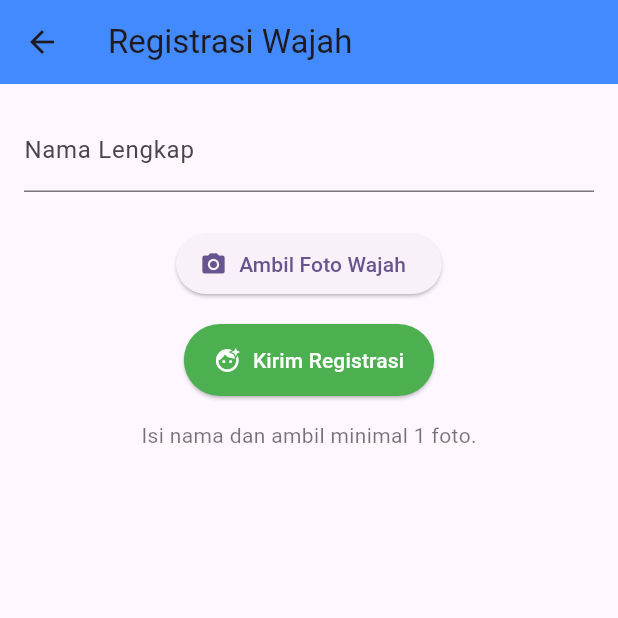
After one commit to loyz20/flutter_app, a Flutter app: the FaceRegisterPage screen opened directly, after a tap on "Kirim Registrasi", on a phone screen of 412 x 824 dp, the top half of it. The commit adds this screen. Run offline on Flutter 3.47's test engine with Material 3 defaults, Android fonts, the phone set to English and light mode, and no system bars; our stand-ins replace flutter_spinkit, geolocator, google_maps_flutter, image_picker.

Commit message:
face-register commit

```diff
--- /dev/null
+++ b/lib/pages/face_register_page.dart
@@ -0,0 +1,127 @@
+import 'dart:convert';
+import 'dart:io';
+import 'package:flutter/material.dart';
+import 'package:flutter_app/services/api_service.dart';
+import 'package:image_picker/image_picker.dart';
+import 'package:http/http.dart' as http;
+
+class FaceRegisterPage extends StatefulWidget {
+  const FaceRegisterPage({super.key});
+
+  @override
+  State<FaceRegisterPage> createState() => _FaceRegisterPageState();
+}
+
+class _FaceRegisterPageState extends State<FaceRegisterPage> {
+  final TextEditingController _nameController = TextEditingController();
+  final List<File> _photos = [];
+  bool _isSubmitting = false;
+  String _status = '';
+
+  Future<void> _pickImage() async {
+    if (_photos.length >= 5) {
+      setState(() {
+        _status = "Maksimal 5 foto untuk pendaftaran.";
+      });
+      return;
+    }
+
+    final pickedFile =
+        await ImagePicker().pickImage(source: ImageSource.camera, imageQuality: 70);
+    if (pickedFile != null) {
+      setState(() {
+        _photos.add(File(pickedFile.path));
+        _status = "Foto ditambahkan.";
+      });
+    }
+  }
+
+  Future<void> _submitFaceRegister() async {
+    if (_nameController.text.isEmpty || _photos.isEmpty) {
+      setState(() {
+        _status = "Isi nama dan ambil minimal 1 foto.";
+      });
+      return;
+    }
+
+    setState(() {
+      _isSubmitting = true;
+      _status = "Mengirim data...";
+    });
+
+    try {
+      List<String> base64Images = [];
+      for (var photo in _photos) {
+        final bytes = await photo.readAsBytes();
+        base64Images.add(base64Encode(bytes));
+      }
+
+      await ApiService.registerFace(
+        name: _nameController.text.trim(),
+        images: _photos,
+      );
+
+    } catch (e) {
+      setState(() {
+        _status = "Terjadi kesalahan: $e";
+      });
+    } finally {
+      setState(() {
+        _isSubmitting = false;
+      });
+    }
+  }
+
+  @override
+  Widget build(BuildContext context) {
+    return Scaffold(
+      appBar: AppBar(
+        title: const Text("Registrasi Wajah"),
+        backgroundColor: Colors.blueAccent,
+      ),
+      body: SingleChildScrollView(
+        padding: const EdgeInsets.all(16),
+        child: Column(
+          children: [
+            TextField(
+              controller: _nameController,
+              decoration: const InputDecoration(labelText: "Nama Lengkap"),
+            ),
+            const SizedBox(height: 12),
+            Wrap(
+              spacing: 8,
+              runSpacing: 8,
+              children: _photos.map((file) {
+                return Image.file(file, height: 100, width: 100, fit: BoxFit.cover);
+              }).toList(),
+            ),
+            const SizedBox(height: 12),
+            ElevatedButton.icon(
+              onPressed: _isSubmitting ? null : _pickImage,
+              icon: const Icon(Icons.camera_alt),
+              label: const Text("Ambil Foto Wajah"),
+            ),
+            const SizedBox(height: 16),
+            ElevatedButton.icon(
+              onPressed: _isSubmitting ? null : _submitFaceRegister,
+              icon: const Icon(Icons.face_retouching_natural),
+              label: _isSubmitting
+                  ? const CircularProgressIndicator()
+                  : const Text("Kirim Registrasi"),
+              style: ElevatedButton.styleFrom(
+                backgroundColor: Colors.green,
+                foregroundColor: Colors.white,
+                padding: const EdgeInsets.symmetric(vertical: 14, horizontal: 20),
+              ),
+            ),
+            const SizedBox(height: 16),
+            Text(
+              _status,
+              style: const TextStyle(color: Colors.black54),
+            ),
+          ],
+        ),
+      ),
+    );
+  }
+}
--- a/lib/services/api_service.dart
+++ b/lib/services/api_service.dart
@@ -3,13 +3,14 @@ import 'dart:io';
 import 'package:http/http.dart' as http;
 
 class ApiService {
-  static const String _baseUrl = "http://<IP_BACKEND_KAMU>:8080";
+  static const String _baseUrl = "http://192.168.1.6:8080";
 
   static Future<String> submitAttendance({
     required String studentId,
     required File imageFile,
     required double latitude,
     required double longitude,
+    //required attendanceType string
   }) async {
     final bytes = await imageFile.readAsBytes();
     final base64Image = base64Encode(bytes);
@@ -33,4 +34,33 @@ class ApiService {
       throw Exception("Gagal: ${response.body}");
     }
   }
+
+  static Future<String> registerFace({
+    required String name,
+    required List<File> images,
+  }) async {
+    List<String> base64Images = [];
+
+    for (var image in images) {
+      final bytes = await image.readAsBytes();
+      base64Images.add(base64Encode(bytes));
+    }
+
+    final body = jsonEncode({
+      "nama": name,
+      "images": base64Images,
+    });
+
+    final response = await http.post(
+      Uri.parse("$_baseUrl/api/register"),
+      headers: {"Content-Type": "application/json"},
+      body: body,
+    );
+
+    if (response.statusCode == 200) {
+      return "Registrasi wajah berhasil.";
+    } else {
+      throw Exception("Registrasi gagal: ${response.body}");
+    }
+  }
 }
```
Also changed, not shown: lib/pages/attendance_page.dart (+49 -22 lines), lib/pages/home_page.dart (+11 -0 lines), 1 other file.
